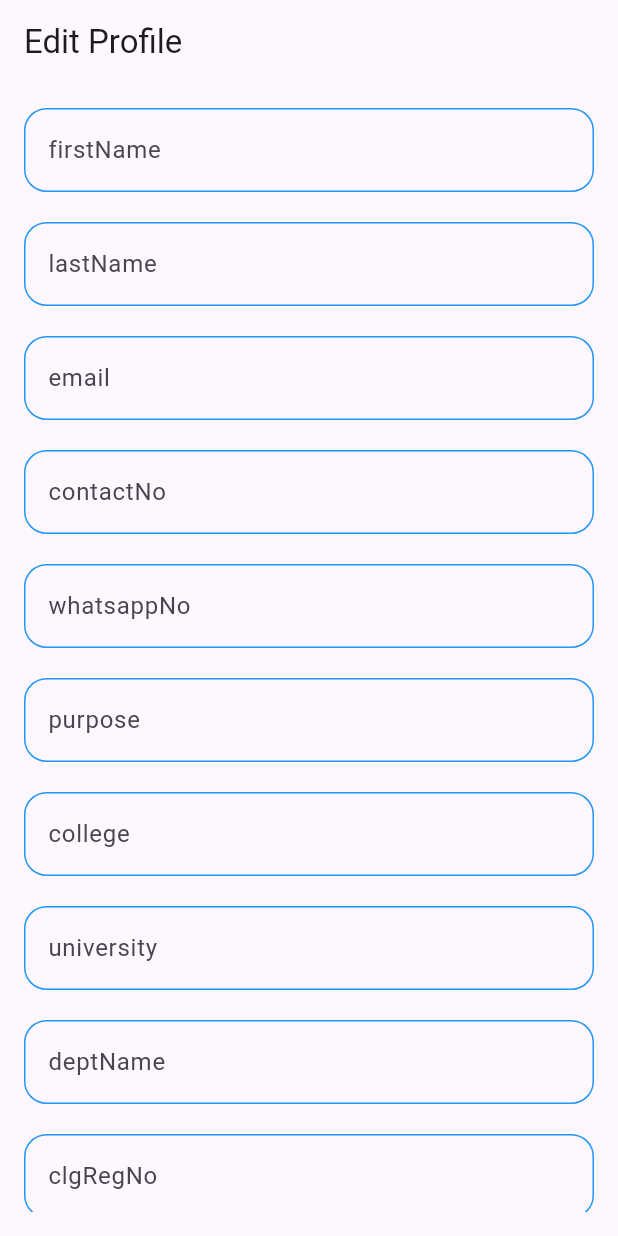
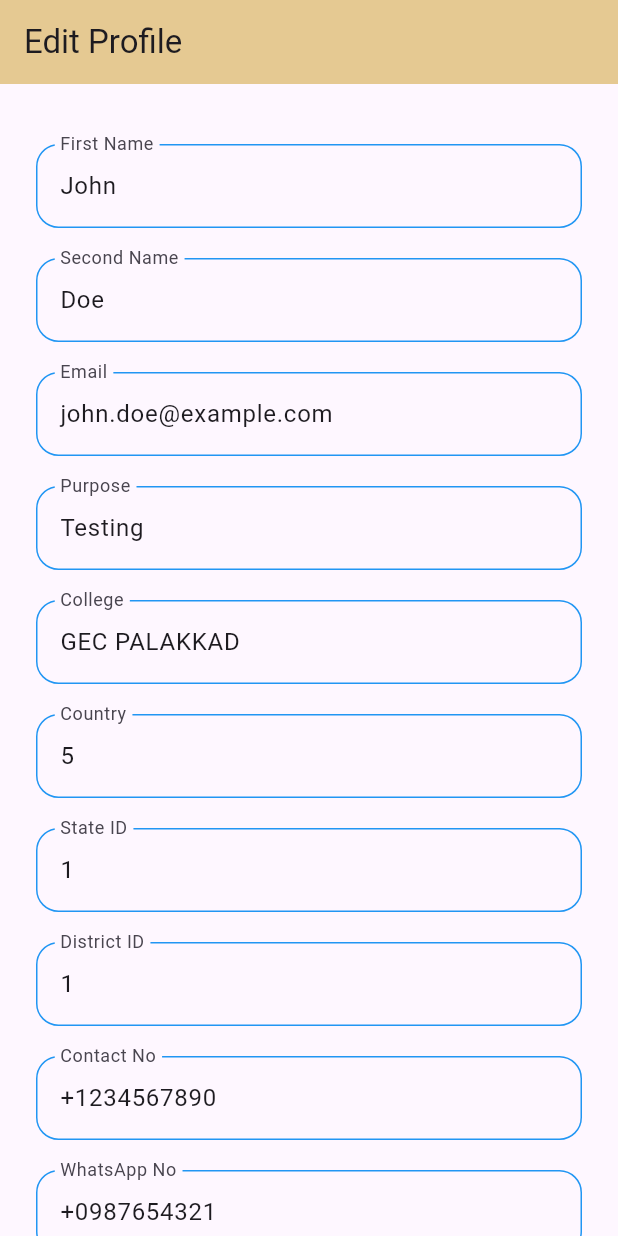
Before and after one commit to shebin-k-s/events, a Flutter app: the screen it shows after launch, on a phone screen of 412 x 824 dp. Run offline on Flutter 3.47's test engine with Material 3 defaults, Android fonts, the phone set to English and light mode, and no system bars; our stand-ins replace bloc, dio, flutter_bloc, loading_animation_widget, shared_preferences; accounts and stored records are empty.

Commit message:
added edit profile screen

```diff
--- a/lib/application/authentication/auth_bloc.dart
+++ b/lib/application/authentication/auth_bloc.dart
@@ -5,16 +5,17 @@ import 'package:bloc/bloc.dart';
 import 'package:dio/dio.dart';
 import 'package:events/domain/user/user_model.dart';
 import 'package:meta/meta.dart';
+import 'package:shared_preferences/shared_preferences.dart';
 
 part 'auth_event.dart';
 part 'auth_state.dart';
 
 class AuthBloc extends Bloc<AuthEvent, AuthState> {
   final _dio = Dio();
-  final String _loginUrl = "http://192.168.185.24:8080/customer/login";
-  final String _signupUrl = "http://192.168.185.24:8080/customer/signup";
+  final String _loginUrl = "http://192.168.79.24:8080/customer/login";
+  final String _signupUrl = "http://192.168.79.24:8080/customer/signup";
   final String _otpVerificationUrl =
-      "http://192.168.185.24:8080/customer/validate-otp";
+      "http://192.168.79.24:8080/customer/validate-otp";
 
   AuthBloc() : super(AuthInitial()) {
     on<LoginEvent>(loginEvent);
@@ -39,8 +40,9 @@ class AuthBloc extends Bloc<AuthEvent, AuthState> {
       );
       print(response);
 
-      _handleResponse(response, emit, () => LoginSuccess(),
-          (message) => LoginFailure(message));
+      await _handleResponse(response, emit, () {
+        return LoginSuccess();
+      }, (message) => LoginFailure(message));
     } on DioException catch (e) {
       print(e);
 
@@ -63,7 +65,7 @@ class AuthBloc extends Bloc<AuthEvent, AuthState> {
       log("ki");
       log(response.data.toString());
 
-      _handleResponse(response, emit, () => SignupSuccess(),
+      await _handleResponse(response, emit, () => SignupSuccess(),
           (message) => SignupFailure(message));
     } on DioException catch (e) {
       log(e.toString());
@@ -84,7 +86,7 @@ class AuthBloc extends Bloc<AuthEvent, AuthState> {
       );
       print(response.data);
 
-      _handleResponse(response, emit, () => SignupSuccess(),
+      await _handleResponse(response, emit, () => SignupSuccess(),
           (message) => SignupFailure(message));
     } on DioException catch (e) {
       emit(SignupFailure('An error occurred'));
@@ -106,7 +108,7 @@ class AuthBloc extends Bloc<AuthEvent, AuthState> {
       log("lllll");
       print(response.data);
 
-      _handleResponse(response, emit, () => SignupSuccess(),
+      await _handleResponse(response, emit, () => SignupSuccess(),
           (message) => SignupFailure(message));
     } on DioException catch (e) {
       log(e.toString());
@@ -123,29 +125,32 @@ class AuthBloc extends Bloc<AuthEvent, AuthState> {
     });
     try {
       log('response');
+      emit(AuthLoading());
 
       final response = await _dio.post(
         _otpVerificationUrl,
         data: formData,
       );
       print(response);
-      _handleResponse(response, emit, () => OtpVerificationSuccess(),
+      await _handleResponse(response, emit, () => OtpVerificationSuccess(),
           (message) => OtpVerificationFailure(message));
     } on DioException catch (e) {
       emit(SignupFailure('An error occurred'));
     }
   }
 
-  void _handleResponse(
+  Future<void> _handleResponse(
     Response response,
     Emitter<AuthState> emit,
     AuthState Function() successStateCreator,
     AuthState Function(String) failureStateCreator,
-  ) {
+  ) async {
     final status = response.data['status'] ?? 'unknown';
     final message = response.data['message'] ?? 'Unknown error occurred';
 
     if (status == 'success') {
+      final prefs = await SharedPreferences.getInstance();
+
       emit(successStateCreator());
     } else {
       emit(failureStateCreator(message));
--- a/lib/application/authentication/auth_state.dart
+++ b/lib/application/authentication/auth_state.dart
@@ -14,6 +14,7 @@ class AuthLoading extends AuthState {}
 
 //login
 class LoginSuccess extends AuthActionState {}
+
 class LoginFailure extends AuthActionState {
   final String error;
   LoginFailure(this.error);
@@ -21,6 +22,7 @@ class LoginFailure extends AuthActionState {
 
 //signup
 class SignupSuccess extends AuthActionState {}
+
 class SignupFailure extends AuthActionState {
   final String error;
 
@@ -29,6 +31,7 @@ class SignupFailure extends AuthActionState {
 
 //otp verification
 class OtpVerificationSuccess extends AuthActionState {}
+
 class OtpVerificationFailure extends AuthActionState {
   final String error;
 
--- a/lib/application/profile/profile_bloc.dart
+++ b/lib/application/profile/profile_bloc.dart
@@ -1,16 +1,80 @@
 import 'dart:async';
 
 import 'package:bloc/bloc.dart';
+import 'package:events/domain/profile/models/profile_data_model.dart';
 import 'package:meta/meta.dart';
+import 'package:shared_preferences/shared_preferences.dart';
 
 part 'profile_event.dart';
 part 'profile_state.dart';
 
 class ProfileBloc extends Bloc<ProfileEvent, ProfileState> {
+  ProfileDataModel? profile;
   ProfileBloc() : super(ProfileInitial()) {
     on<FetchProfileInfoEvent>(fetchProfileInfoEvent);
+
+    on<LoadProfileEvent>(loadProfileEvent);
   }
 
   FutureOr<void> fetchProfileInfoEvent(
       FetchProfileInfoEvent event, Emitter<ProfileState> emit) async {}
+
+  FutureOr<void> loadProfileEvent(
+      LoadProfileEvent event, Emitter<ProfileState> emit) async {
+    // final sharedPref = await SharedPreferences.getInstance();
+
+    profile = ProfileDataModel(
+      id: 1,
+      firstName: 'John',
+      secondName: 'Doe',
+      email: 'john.doe@example.com',
+      purpose: 'Testing',
+      country: 5,
+      stateId: 1,
+      districtId: 1,
+      contactNo: '+1234567890',
+      whatsappNo: '+0987654321',
+      otp: '123456',
+      otpStatus: 'verified',
+      passwordHash: 'hashedpassword123',
+      authKey: 'authkey1234567890',
+      verificationToken: 'verificationtoken1234567890',
+      college: 'GEC PALAKKAD',
+      status: 1,
+      createdAt: 1,
+      updatedAt: 1,
+      createdBy: 1,
+      updatedBy: 1,
+    );
+
+    emit(
+      ProfileLoaded(
+        ProfileDataModel(
+          id: 1,
+          firstName: 'John',
+          secondName: 'Doe',
+          email: 'john.doe@example.com',
+          purpose: 'Testing',
+          country: 5,
+          stateId: 1,
+          districtId: 1,
+          contactNo: '+1234567890',
+          whatsappNo: '+0987654321',
+          otp: '123456',
+          otpStatus: 'verified',
+          passwordHash: 'hashedpassword123',
+          authKey: 'authkey1234567890',
+          verificationToken: 'verificationtoken1234567890',
+          college: 'GEC PALAKKAD',
+          status: 1,
+          createdAt: 1,
+          updatedAt: 1,
+          createdBy: 1,
+          updatedBy: 1,
+        ),
+      ),
+    );
+  }
+
+  ProfileDataModel? getProfile() => profile;
 }
--- a/lib/application/profile/profile_event.dart
+++ b/lib/application/profile/profile_event.dart
@@ -5,3 +5,6 @@ sealed class ProfileEvent {}
 
 
 class FetchProfileInfoEvent extends ProfileEvent{}
+
+
+class LoadProfileEvent extends ProfileEvent{}
--- a/lib/application/profile/profile_state.dart
+++ b/lib/application/profile/profile_state.dart
@@ -1,6 +1,19 @@
 part of 'profile_bloc.dart';
 
 @immutable
-sealed class ProfileState {}
+sealed class ProfileState {
 
-final class ProfileInitial extends ProfileState {}
+}
+
+final class ProfileInitial extends ProfileState {
+
+}
+
+abstract class ProfileActionState extends ProfileState {}
+
+// Profile loading
+class ProfileLoaded extends ProfileState {
+  final ProfileDataModel profile;
+
+  ProfileLoaded(this.profile);
+}
--- a/lib/main.dart
+++ b/lib/main.dart
@@ -1,5 +1,5 @@
 import 'package:events/application/authentication/auth_bloc.dart';
-import 'package:events/screens/authentication/otp_screen.dart';
+import 'package:events/application/profile/profile_bloc.dart';
 import 'package:events/screens/edit_profile/edit_profile_screen.dart';
 
 import 'package:events/screens/splash/splash_screen.dart';
@@ -20,10 +20,14 @@ class MyApp extends StatelessWidget {
         BlocProvider<AuthBloc>(
           create: (context) => AuthBloc(),
         ),
+        BlocProvider<ProfileBloc>(
+          create: (context) => ProfileBloc(),
+        ),
       ],
       child: MaterialApp(
         theme: ThemeData(primaryColor: Colors.white),
         home: EditProfileScreen(userType: 'student',),
+        // home: SplashScreen(),
       ),
     );
   }
--- a/lib/screens/authentication/employee_signup_screen.dart
+++ b/lib/screens/authentication/employee_signup_screen.dart
@@ -12,10 +12,11 @@ class EmployeeSignupScreen extends StatelessWidget {
   EmployeeSignupScreen({super.key, required this.employee});
   final List<String> accountTypes = ['Student', 'Employee', 'Other'];
 
-  TextEditingController _companyNameController = TextEditingController();
-  TextEditingController _companyLocationController = TextEditingController();
-  TextEditingController _companyIdController = TextEditingController();
-  TextEditingController _passwordController = TextEditingController();
+  final TextEditingController _companyNameController = TextEditingController();
+  final TextEditingController _companyLocationController =
+      TextEditingController();
+  final TextEditingController _companyIdController = TextEditingController();
+  final TextEditingController _passwordController = TextEditingController();
 
   final _formkey = GlobalKey<FormState>();
 
--- a/lib/screens/authentication/login_screen.dart
+++ b/lib/screens/authentication/login_screen.dart
@@ -1,6 +1,7 @@
 import 'dart:developer';
 
 import 'package:events/application/authentication/auth_bloc.dart';
+import 'package:events/application/profile/profile_bloc.dart';
 import 'package:events/core/constants/constants.dart';
 import 'package:events/screens/authentication/signup_screen1.dart';
 import 'package:events/screens/home/home_screen.dart';
@@ -14,8 +15,10 @@ import 'package:loading_animation_widget/loading_animation_widget.dart';
 class LoginScreen extends StatelessWidget {
   LoginScreen({super.key});
 
-  TextEditingController firstnameController = TextEditingController(text: "ddd");
-  TextEditingController passwordController = TextEditingController(text: "ddd");
+  final TextEditingController firstnameController =
+      TextEditingController(text: 'mes');
+  final TextEditingController passwordController =
+      TextEditingController(text: 'secure123');
 
   final _formkey = GlobalKey<FormState>();
 
@@ -28,7 +31,7 @@ class LoginScreen extends StatelessWidget {
         if (state is LoginSuccess) {
           Navigator.of(context).pushReplacement(
             MaterialPageRoute(
-              builder: (ctx) => HomeScreen(),
+              builder: (ctx) => const HomeScreen(),
             ),
           );
         } else if (state is LoginFailure) {
@@ -72,19 +75,19 @@ class LoginScreen extends StatelessWidget {
                   ),
                   kTextFieldHeight,
                   BlocBuilder<AuthBloc, AuthState>(
+                    buildWhen: (previous, current) => current is AuthLoading || previous is AuthLoading,
                     builder: (context, state) {
-                      log('login button rebuild');
+                      final isLoading = state is AuthLoading ;
                       return CustomElevatedButton(
                         height: 50,
                         width: 150,
-                        onPressed: state is AuthLoading
-                            ? () {}
-                            : () => _submitForm(context),
+                        onPressed:
+                            isLoading ? () {} : () => _submitForm(context),
                         backgroundColor: Colors.blue,
                         label: "Submit",
                         labelColor: Colors.white,
                         labelSize: 16,
-                        childWidget: state is AuthLoading
+                        childWidget: isLoading
                             ? LoadingAnimationWidget.staggeredDotsWave(
                                 color: Colors.white,
                                 size: 40,
@@ -93,7 +96,7 @@ class LoginScreen extends StatelessWidget {
                       );
                     },
                   ),
-                  SizedBox(height: 30),
+                  const SizedBox(height: 30),
                   Row(
                     mainAxisAlignment: MainAxisAlignment.center,
                     children: [
--- a/lib/screens/authentication/otp_screen.dart
+++ b/lib/screens/authentication/otp_screen.dart
@@ -12,8 +12,8 @@ import 'package:flutter_bloc/flutter_bloc.dart';
 class OtpScreen extends StatelessWidget {
   OtpScreen({super.key});
 
-  TextEditingController contactNoController = TextEditingController();
-  TextEditingController otpController = TextEditingController();
+  final TextEditingController contactNoController = TextEditingController();
+  final TextEditingController otpController = TextEditingController();
 
   final _formkey = GlobalKey<FormState>();
 
--- a/lib/screens/edit_profile/edit_profile_screen.dart
+++ b/lib/screens/edit_profile/edit_profile_screen.dart
@@ -1,7 +1,14 @@
-import 'package:flutter/material.dart';
+import 'dart:developer';
+import 'dart:io';
+
+import 'package:events/application/profile/profile_bloc.dart';
 import 'package:events/core/constants/constants.dart';
+import 'package:events/screens/authentication/login_screen.dart';
 import 'package:events/screens/widgets/custom_elevated_button.dart';
 import 'package:events/screens/widgets/custom_text_formfield.dart';
+import 'package:flutter/material.dart';
+
+import 'package:flutter_bloc/flutter_bloc.dart';
 
 class EditProfileScreen extends StatelessWidget {
   final String userType;
@@ -10,90 +17,125 @@ class EditProfileScreen extends StatelessWidget {
 
   final _formKey = GlobalKey<FormState>();
 
-  late final Map<String, TextEditingController> _controllers;
-
-  Map<String, TextEditingController> _initControllers() {
-    final commonFields = {
-      'firstName': 'First Name',
-      'lastName': 'Last Name',
-      'email': 'Email',
-      'contactNo': 'Contact No',
-      'whatsappNo': 'Whatsapp No',
-      'purpose': 'Purpose',
-    };
-
-    final studentFields = {
-      'college': 'College',
-      'university': 'University',
-      'deptName': 'Department Name',
-      'clgRegNo': 'College Registration No',
-      'clgIdPic': 'College ID Pic',
-    };
-
-    final employeeFields = {
-      'companyName': 'Company Name',
-      'companyLocation': 'Company Location',
-      'companyId': 'Company ID',
-    };
-
-    final fields = {
-      ...commonFields,
-      ...userType == 'student'
-          ? studentFields
-          : userType == 'employee'
-              ? employeeFields
-              : {},
-    };
-
-    return fields.map((key, value) => MapEntry(key, TextEditingController()));
-  }
+  final Map<String, TextEditingController> _controllers = {};
+  final Map<String, String> _initialValues = {};
 
   @override
   Widget build(BuildContext context) {
-    _controllers = _initControllers();
-
-    final controllerEntries = _controllers.entries.toList();
+    context.read<ProfileBloc>().add(LoadProfileEvent());
 
     return Scaffold(
       appBar: AppBar(
         title: const Text('Edit Profile'),
+        backgroundColor: const Color.fromARGB(255, 229, 201, 146),
       ),
       body: Padding(
-        padding: const EdgeInsets.all(16.0),
+        padding: const EdgeInsets.only(
+          left: 24,
+          right: 24,
+        ),
         child: Form(
           key: _formKey,
-          child: ListView.separated(
+          child: BlocBuilder<ProfileBloc, ProfileState>(
+            builder: (context, state) {
+              if (state is ProfileInitial) {
+                return const Center(
+                  child: CircularProgressIndicator(),
+                );
+              } else if (state is ProfileLoaded) {
+                final profile = state.profile;
+                final fields = {
+                  'First Name': profile.firstName,
+                  'Second Name': profile.secondName,
+                  'Email': profile.email,
+                  'Purpose': profile.purpose,
+                  'College': profile.college,
+                  'University': profile.university,
+                  'Department': profile.deptName,
+                  'Admission No': profile.admissionNo,
+                  'College Reg No': profile.clgRegno,
+                  'Company Name': profile.companyName,
+                  'Company ID': profile.companyId,
+                  'Company Location': profile.companyLocation,
+                  'Country': profile.country.toString(),
+                  'State ID': profile.stateId.toString(),
+                  'District ID': profile.districtId.toString(),
+                  'Contact No': profile.contactNo,
+                  'WhatsApp No': profile.whatsappNo,
+                  'OTP': profile.otp,
+                  'OTP Status': profile.otpStatus,
+                  'Password Hash': profile.passwordHash,
+                  'Auth Key': profile.authKey,
+                  'Verification Token': profile.verificationToken,
+                  'Status': profile.status.toString(),
+                  'Created At': profile.createdAt.toString(),
+                  'Updated At': profile.updatedAt.toString(),
+                  'Created By': profile.createdBy.toString(),
+                  'Updated By': profile.updatedBy.toString(),
+                };
+
+                final nonNullFields = fields.entries
+                    .where(
+                      (entry) => entry.value != null && entry.value!.isNotEmpty,
+                    )
+                    .toList();
+
+                for (final entry in nonNullFields) {
+                  _controllers[entry.key] =
+                      TextEditingController(text: entry.value);
+                  _initialValues[entry.key] = entry.value!;
+                }
+
+                return ListView.separated(
+                  itemCount: nonNullFields.length + 3,
                   itemBuilder: (context, index) {
-              if (index < _controllers.length) {
-                final entry = controllerEntries[index];
+                    if (index == 0 || index == nonNullFields.length + 2) {
+                      return const SizedBox(height: 20);
+                    } else if (index <= nonNullFields.length) {
+                      final entry = nonNullFields[index - 1];
                       return CustomTextFormField(
-                  textController: entry.value,
+                        textController: _controllers[entry.key]!,
                         labelText: entry.key,
-                  errorText: 'Please enter ${entry.key}',
+                        errorText: 'Please enter the ${entry.key}',
+                        readOnly: false,
                       );
                     } else {
                       return CustomElevatedButton(
                         height: 50,
-                  width: 200,
+                        width: 70,
                         onPressed: () {
-                    if (_formKey.currentState?.validate() ?? false) {
-                      final formData = _controllers.map(
-                          (key, controller) => MapEntry(key, controller.text));
-                      print("Form Data: $formData");
-                    }
+                          _submitForm();
                         },
                         backgroundColor: Colors.blue,
-                  label: "Save Changes",
+                        label: 'Save',
                         labelColor: Colors.white,
                         labelSize: 16,
                       );
                     }
                   },
                   separatorBuilder: (context, index) => kTextFieldHeight,
-            itemCount: _controllers.length + 1,
+                );
+              } else {
+                return Text("err");
+              }
+            },
           ),
         ),
       ),
     );
   }
+
+  void _submitForm() {
+    final updateProfile = <String, String>{};
+
+    _controllers.forEach((key, controller) {
+      final currentValue = controller.text;
+      final initialValue = _initialValues[key];
+
+      if (currentValue != initialValue) {
+        updateProfile[key] = currentValue;
       }
+    });
+    print(updateProfile);
+  }
+}
--- a/lib/screens/profile/profile_screen.dart
+++ b/lib/screens/profile/profile_screen.dart
@@ -1,5 +1,4 @@
 import 'package:events/core/constants/constants.dart';
-import 'package:events/screens/edit_profile/edit_profile_screen.dart';
 import 'package:events/screens/profile/widgets/profile_item_tile.dart';
 import 'package:events/screens/widgets/custom_text.dart';
 import 'package:flutter/material.dart';
--- a/lib/screens/widgets/custom_text_formfield.dart
+++ b/lib/screens/widgets/custom_text_formfield.dart
@@ -14,6 +14,7 @@ class CustomTextFormField extends StatelessWidget {
     this.borderColor = Colors.blue,
     this.borderRadius = 15,
     this.obscureText = false,
+    this.readOnly = false,
   });
 
   final TextEditingController textController;
@@ -22,35 +23,47 @@ class CustomTextFormField extends StatelessWidget {
   final Color? prefixIconColor;
   final double? prefixIconSize;
   final String errorText;
-  final Color? focusedBorderColor;
-  final Color? borderColor;
-  final double? borderWidth;
-  final double? borderRadius;
+  final Color focusedBorderColor;
+  final Color borderColor;
+  final double borderWidth;
+  final double borderRadius;
   final bool obscureText;
+  final bool readOnly;
 
   @override
   Widget build(BuildContext context) {
     return TextFormField(
       controller: textController,
       obscureText: obscureText,
+      readOnly: readOnly,
       decoration: InputDecoration(
         labelText: labelText,
+        floatingLabelBehavior: FloatingLabelBehavior.auto,
+        border: OutlineInputBorder(
+          borderSide: BorderSide(
+            color: borderColor,
+            width: borderWidth,
+          ),
+          borderRadius: BorderRadius.circular(
+            borderRadius,
+          ),
+        ),
         enabledBorder: OutlineInputBorder(
           borderSide: BorderSide(
-            color: borderColor ?? Colors.grey,
-            width: borderWidth ?? 1,
+            color: borderColor,
+            width: borderWidth,
           ),
           borderRadius: BorderRadius.circular(
-            borderRadius ?? 4,
+            borderRadius,
           ),
         ),
         focusedBorder: OutlineInputBorder(
           borderSide: BorderSide(
-            color: focusedBorderColor ?? Colors.grey,
-            width: borderWidth ?? 1,
+            color: focusedBorderColor,
+            width: borderWidth,
           ),
           borderRadius: BorderRadius.circular(
-            borderRadius ?? 4,
+            borderRadius,
           ),
         ),
         prefixIcon: prefixIcon != null
```
Lines whose indentation alone changed are shown as unchanged.
